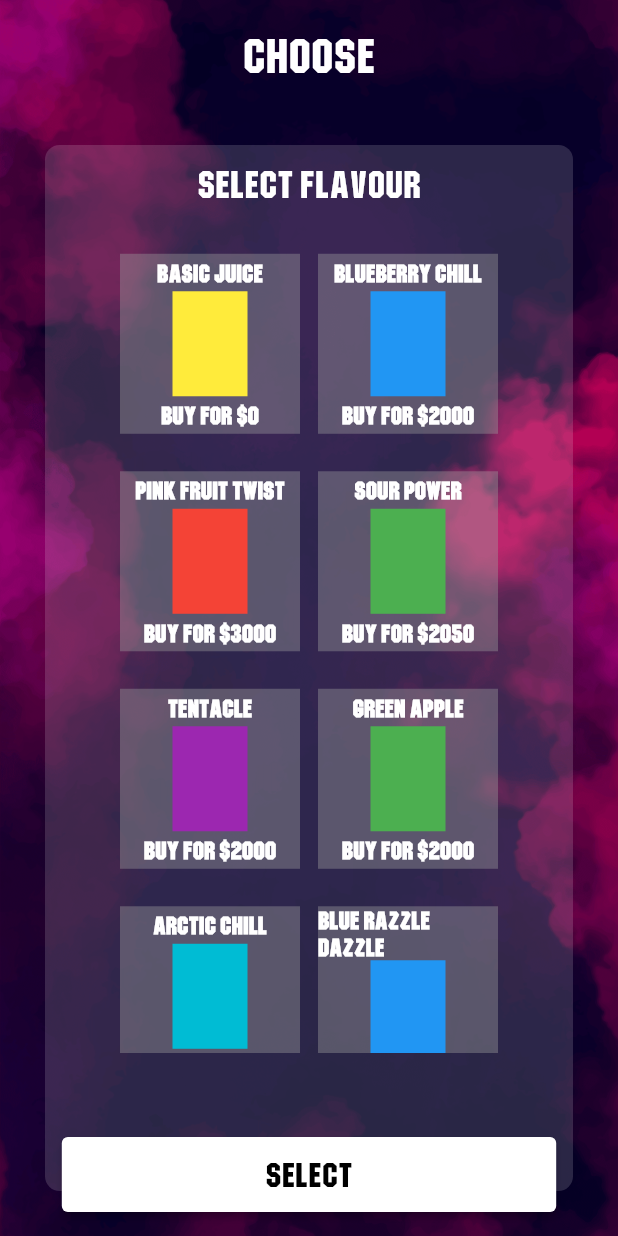
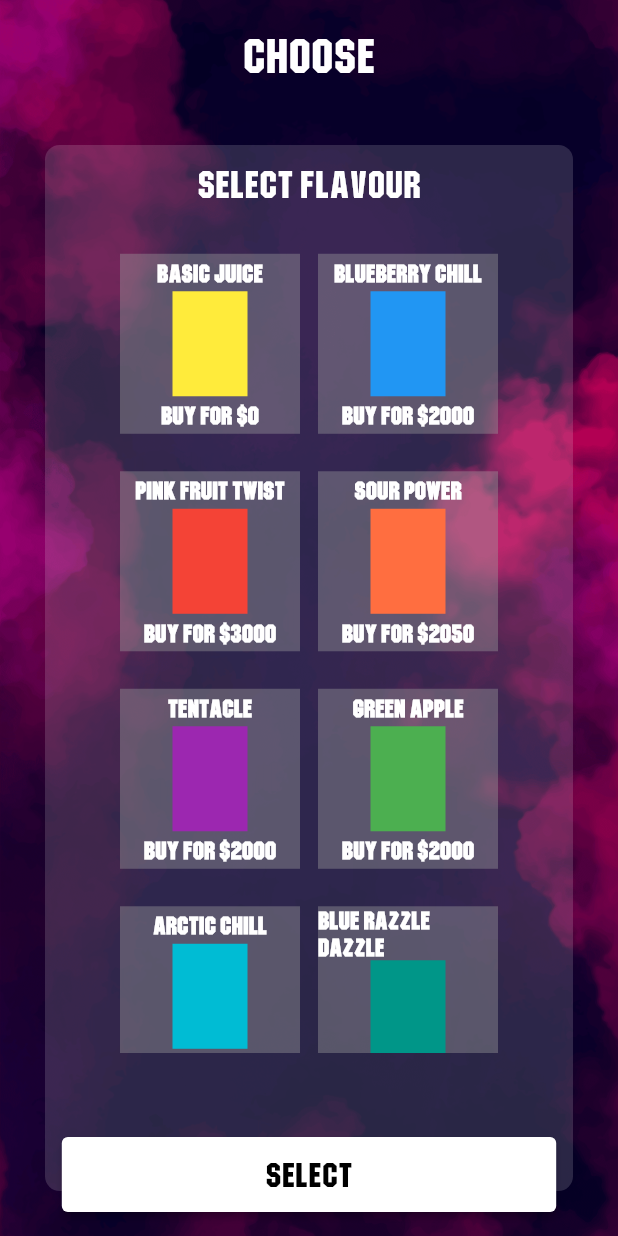
Before and after one commit to nooralibutt/vape_simulator, a Flutter app: the ChooseFlavourScreen screen opened by its route, on a phone screen of 412 x 824 dp. Run offline on Flutter 3.47's test engine with Material 2 defaults, Android fonts, the phone set to English and light mode, and no system bars; our stand-ins replace audioplayers, flutter_screenutil, shared_preferences; missing offline and left inert: volume_control; accounts and stored records are empty.

Commit message:
fix colors.

```diff
--- a/lib/models/items.dart
+++ b/lib/models/items.dart
@@ -11,14 +11,14 @@ class Item {
     Item('Basic Juice', Colors.yellow, 0),
     Item('BlueBerry chill', Colors.blue, 2000),
     Item('Pink Fruit Twist', Colors.red, 3000),
-    Item('Sour Power', Colors.green, 2050),
+    Item('Sour Power', Colors.deepOrangeAccent, 2050),
     Item('Tentacle', Colors.purple, 2000),
     Item('Green Apple', Colors.green, 2000),
     Item('Arctic chill', Colors.cyan, 2000),
-    Item('Blue Razzle Dazzle', Colors.blue, 2000),
+    Item('Blue Razzle Dazzle', Colors.teal, 2000),
     Item('High VG Lychee', Colors.pink, 4000),
     Item('High VG Tangerine', Colors.orange, 4000),
-    Item('High VG Ice Berry', Colors.cyan, 4000),
+    Item('High VG Ice Berry', Colors.lime, 4000),
     Item('High VG Cookie Dough', Colors.deepOrangeAccent, 4000),
   ];
 }
--- a/lib/widgets/smoke.dart
+++ b/lib/widgets/smoke.dart
@@ -104,7 +104,7 @@ class Particle {
     remainingLife = life;
 
     for (int i = 80; i < 100; i++) {
-      palette.add(color);
+      palette.add(color.withOpacity(0.5));
     }
 
     color = palette[0];
```
